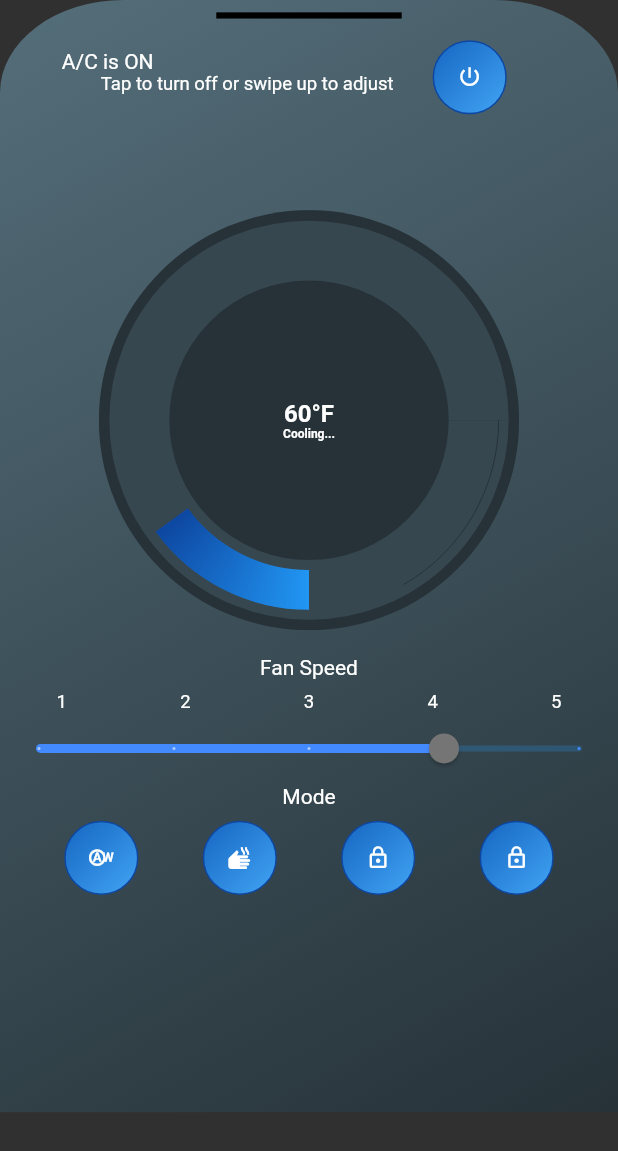
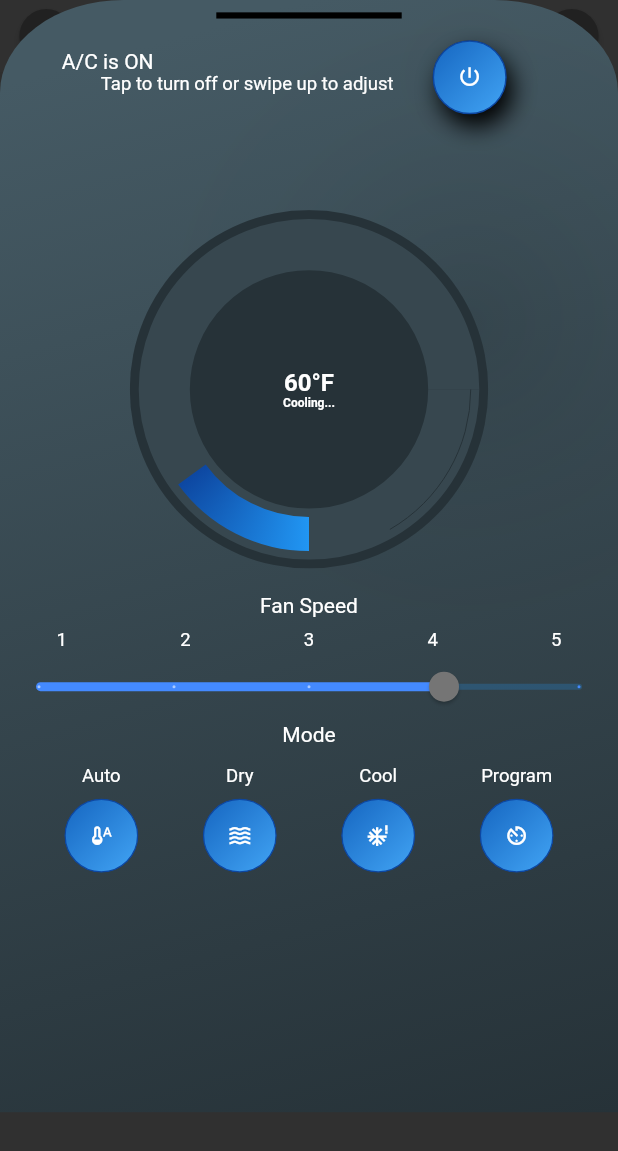
Before and after one commit to L1ght5p33D/tesla_control_flutter, a Flutter app: the screen it shows after launch, after a tap on the "lock outline" icon, on a phone screen of 412 x 824 dp. Shown: the top 1151 px of the screen. Run offline on Flutter 3.47's test engine with Material 2 defaults, Android fonts, the phone set to English and light mode, and no system bars; drawn by our look-alikes of syncfusion_flutter_gauges; missing offline and left inert: bottom_drawer; Roboto replaces fonts that are missing (Times).

Commit message:
padding and boxShadows

```diff
--- a/lib/controlPage.dart
+++ b/lib/controlPage.dart
@@ -2,6 +2,7 @@ import 'package:flutter/material.dart';
 import 'package:bottom_drawer/bottom_drawer.dart';
 import 'package:flutter/rendering.dart';
 import 'package:syncfusion_flutter_gauges/gauges.dart';
+import 'package:tesla_control_ui/control_buttons.dart';
 
 String battery_percent_text = "88%";
 String range_text = "278km";
@@ -76,9 +77,9 @@ class _ControlPageState extends State<ControlPage> {
       height: _bodyHeight,
       decoration: BoxDecoration(
       gradient:  LinearGradient(
-        begin: Alignment.topLeft,
+        begin: Alignment.topCenter,
         end: Alignment.bottomRight,
-        colors: [Colors.blueGrey[600]!, Colors.blueGrey[900]! ],
+        colors: [Colors.blueGrey[700]!, Colors.blueGrey[900]! ],
       )),
       child: SingleChildScrollView(
         child: Column(
@@ -120,6 +121,10 @@ class _ControlPageState extends State<ControlPage> {
                             Padding(
                                 padding:EdgeInsets.only(bottom:ss.width*.08),
                                 child:
+                                    Material(
+                                      borderRadius:BorderRadius.circular(ss.width * .06) ,
+                                        elevation: ss.width*.2,
+                                        child:
                                 Container(
                                   width: ss.width * .12,
                                   height: ss.width * .12,
@@ -128,6 +133,12 @@ class _ControlPageState extends State<ControlPage> {
                                         width: 1.0,
                                         color: Colors.blue[900]!),
                                     borderRadius: BorderRadius.circular(ss.width * .06),
+                                    boxShadow: [
+                                      BoxShadow(
+                                          color: Colors.black, //New
+                                          blurRadius: ss.width*.03,
+                                          offset: Offset(ss.width*.01, ss.width*.02))
+                                    ],
                                     gradient:  LinearGradient(
                                       begin: Alignment.topLeft,
                                       end: Alignment.bottomRight,
@@ -143,7 +154,7 @@ class _ControlPageState extends State<ControlPage> {
 
                                     },
                                   ),
-                                )),
+                                ))),
                             Container(width: ss.width * .1,),
                           ]))]))
         ),
@@ -154,8 +165,8 @@ class _ControlPageState extends State<ControlPage> {
                     BorderRadius.circular(
                         ss.width * .34),child:
                 Container(
-                  width:ss.width * .68,
-                  height:ss.width * .68,
+                  width:ss.width * .58,
+                  height:ss.width * .58,
                   child: SfRadialGauge(
                       backgroundColor: Colors.blueGrey[900]!,
                       axes: <RadialAxis>[
@@ -236,8 +247,8 @@ class _ControlPageState extends State<ControlPage> {
                       ]),
                 )),
                 Container(
-                    width:ss.width * .68,
-                    height:ss.width * .68,
+                    width:ss.width * .58,
+                    height:ss.width * .58,
                     child: Center(child: Column(
                         mainAxisSize: MainAxisSize.min,
                         children:[Text(
@@ -315,113 +326,34 @@ class _ControlPageState extends State<ControlPage> {
               Row(
                 mainAxisAlignment: MainAxisAlignment.center,
                 children: [Text("Mode")],),
-              Container(height: ss.width*.02,),
-              Row(
-                mainAxisAlignment: MainAxisAlignment.spaceEvenly,
+              Container(height: ss.width*.03,),
+              Row(mainAxisAlignment: MainAxisAlignment.spaceEvenly,
                 children: [
-                  Container(
-                    width: ss.width * .12,
-                    height: ss.width * .12,
-                    decoration: BoxDecoration(
-                      border: Border.all(
-                          width: 1.0,
-                          color: Colors.blue[900]!),
-                      borderRadius: BorderRadius.circular(ss.width * .06),
-                      gradient:  LinearGradient(
-                        begin: Alignment.topLeft,
-                        end: Alignment.bottomRight,
-                        colors: [Colors.blue[800]!, Colors.blue[400]! ],
-                      ),
-                    ),
-                    child: TextButton(
-                      child: Icon(Icons.wb_auto_outlined,
-                        color: Colors.white,
-                        size: ss.width * .04,
-                      ),
-                      onPressed: () {
-
-                      },
-                    ),
-                  ),
-                  Container(
-                    width: ss.width * .12,
-                    height: ss.width * .12,
-                    decoration: BoxDecoration(
-                      border: Border.all(
-                          width: 1.0,
-                          color: Colors.blue[900]!),
-                      borderRadius: BorderRadius.circular(ss.width * .06),
-                      gradient:  LinearGradient(
-                        begin: Alignment.topLeft,
-                        end: Alignment.bottomRight,
-                        colors: [Colors.blue[800]!, Colors.blue[400]! ],
-                      ),
-                    ),
-                    child: TextButton(
-                      child: Icon(Icons.dry,
-                        color: Colors.white,
-                        size: ss.width * .04,
-                      ),
-                      onPressed: () {
-
-                      },
-                    ),
-                  ),
-
-                  Container(
-                    width: ss.width * .12,
-                    height: ss.width * .12,
-                    decoration: BoxDecoration(
-                      border: Border.all(
-                          width: 1.0,
-                          color: Colors.blue[900]!),
-                      borderRadius: BorderRadius.circular(ss.width * .06),
-                      gradient:  LinearGradient(
-                        begin: Alignment.topLeft,
-                        end: Alignment.bottomRight,
-                        colors: [Colors.blue[800]!, Colors.blue[400]! ],
-                      ),
-                    ),
-                    child: TextButton(
-                      child: Icon(Icons.lock_outline,
-                        color: Colors.white,
-                        size: ss.width * .04,
-                      ),
-                      onPressed: () {
-
-                      },
-                    ),
-                  ),
-
-                  Container(
-                    width: ss.width * .12,
-                    height: ss.width * .12,
-                    decoration: BoxDecoration(
-                      border: Border.all(
-                          width: 1.0,
-                          color: Colors.blue[900]!),
-                      borderRadius: BorderRadius.circular(ss.width * .06),
-                      gradient:  LinearGradient(
-                        begin: Alignment.topLeft,
-                        end: Alignment.bottomRight,
-                        colors: [Colors.blue[800]!, Colors.blue[400]! ],
-                      ),
-                    ),
-                    child: TextButton(
-                      child: Icon(Icons.lock_outline,
-                        color: Colors.white,
-                        size: ss.width * .04,
-                      ),
-                      onPressed: () {
-
-                      },
-                    ),
-                  )
-
-                ],)
-
-
-
+                  Column(children:[
+                Container(child:Text("Auto",
+                style: TextStyle(fontSize:ss.width*.03),)),
+                    Container(height: ss.width*.02,),
+                    BlueGradIconControlButton(bicon: Icons.thermostat_auto_outlined),
+                ]),
+                  Column(children:[
+                Container(child:Text("Dry",
+                    style: TextStyle(fontSize:ss.width*.03))),
+                    Container(height: ss.width*.02,),
+                    BlueGradIconControlButton(bicon: Icons.waves_outlined),
+                ]),
+                  Column(children:[
+                    Container(child:Text("Cool",
+                    style: TextStyle(fontSize:ss.width*.03))),
+                    Container(height: ss.width*.02,),
+                    BlueGradIconControlButton(bicon: Icons.severe_cold_outlined ),
+                ]),
+                  Column(children:[
+                    Container(child:Text("Program",
+                    style: TextStyle(fontSize:ss.width*.03))),
+                    Container(height: ss.width*.02,),
+                    BlueGradIconControlButton(bicon: Icons.av_timer_outlined )
+              ],),
+              ])
             ]
         ),
       )
@@ -443,17 +375,19 @@ class _ControlPageState extends State<ControlPage> {
     _bodyHeight = ss.height * .9;
 
     return Scaffold(body:
+        SafeArea(child:
     Container(
         height: ss.height,
         child:
         Stack(children: [
           Column(children: [
-            Container(height: ss.width * .05,),
             Row(children: [
               Container(width: ss.width * .15,
                   child:
                   RawMaterialButton(
-                    onPressed: () {},
+                    onPressed: () {
+                      Navigator.pop(context);
+                    },
                     splashColor: Colors.tealAccent,
                     elevation: 2.0,
                     fillColor: Colors.grey[900],
@@ -505,11 +439,12 @@ class _ControlPageState extends State<ControlPage> {
                       child: Column(children: [
                         Row(children: [Icon(Icons.battery_charging_full_sharp,
                           size: ss.width * .02,),
-                          Text("Battery",
+                          Text(" Battery",
                           style:TextStyle(fontSize: ss.width * .03)
                           )
                         ]),
-                        Text(battery_percent_text)
+                        Text(battery_percent_text,
+                            style:TextStyle(fontSize: ss.width * .035))
                       ],)
                   ),
                     Container(width: ss.width * .3,
@@ -517,10 +452,11 @@ class _ControlPageState extends State<ControlPage> {
                         child: Column(children: [
                           Row(children: [Icon(Icons.my_location_sharp,
                             size: ss.width * .02,),
-                            Text("Range",
+                            Text(" Range",
                                 style:TextStyle(fontSize: ss.width * .03))
                           ]),
-                          Text(range_text)
+                          Text(range_text,
+                              style:TextStyle(fontSize: ss.width * .035))
                         ],)
 
                     ),
@@ -530,15 +466,18 @@ class _ControlPageState extends State<ControlPage> {
                           Row(children: [Icon(Icons.person_pin_circle_rounded,
                             size: ss.width * .02,
                           ),
-                            Text("Temperature",
+                            Text(" Temperature",
                                 style:TextStyle(fontSize: ss.width * .03))
                           ]),
-                          Text(temperature_text)
+                          Text(temperature_text,
+                              style:TextStyle(fontSize: ss.width * .035))
                         ],))
                   ],)
                 ],)
             ),
-            Row(children: [Text("Information")],),
+        Padding(padding: EdgeInsets.only(left: ss.width * .03),
+          child:
+            Row(children: [Text("Information")],)),
             Container(
                 height: ss.width * .35,
                 width: ss.width,
@@ -547,20 +486,30 @@ class _ControlPageState extends State<ControlPage> {
                 ListView(
                   scrollDirection: Axis.horizontal,
                   children: [
-                    InfoStatusLVI(toptext: "Engine", bottomtext: "Sleep mode",),
-                    InfoStatusLVI(toptext: "Climate", bottomtext: "A/C is ON",),
-                    InfoStatusLVI(toptext: "Tires", bottomtext: "Nominal",)
+                    InfoStatusLVI(toptext: "Engine", bottomtext: "Sleep mode",
+                        asset_path: "assets/images/black_poly_crop_2.png"),
+                    InfoStatusLVI(toptext: "Climate", bottomtext: "A/C is ON",
+                        asset_path: "assets/images/black_poly_crop_1.png"),
+                    InfoStatusLVI(toptext: "Tires", bottomtext: "Nominal",
+                        asset_path: "assets/images/black_poly_crop_3.png")
                   ],)),
 
+        Padding(padding: EdgeInsets.only(left: ss.width * .03),
+          child:
             Row(mainAxisAlignment: MainAxisAlignment.spaceBetween,
-              children: [Text("Navigation"), Text("history")],)
+              children: [Text("Navigation"),
+            Padding(padding: EdgeInsets.only(right: ss.width * .03),
+              child:
+                Text("history",
+                    style:TextStyle(fontSize: ss.width * .03)
+                ))],))
 
           ],),
 
           _buildBottomDrawer(context, ss),
 
         ])
-    ));
+    )));
   }
 
 
@@ -570,10 +519,11 @@ class _ControlPageState extends State<ControlPage> {
 
 
 class InfoStatusLVI extends StatelessWidget {
-  InfoStatusLVI({Key? key, this.toptext, this.bottomtext}) : super(key: key);
+  InfoStatusLVI({Key? key, this.toptext, this.bottomtext, this.asset_path}) : super(key: key);
 
   String? toptext;
   String? bottomtext;
+  String? asset_path;
 
   @override
   Widget build(BuildContext context) {
@@ -585,6 +535,10 @@ class InfoStatusLVI extends StatelessWidget {
           height: ss.width * .28,
           padding: EdgeInsets.all(ss.width*.02),
           decoration: BoxDecoration(
+            image: DecorationImage(
+              fit:BoxFit.fitHeight,
+                    image:AssetImage(asset_path!,
+            )),
             borderRadius: BorderRadius.circular(ss.width * .03),
             gradient:  LinearGradient(
               begin: Alignment.topLeft,
--- a/lib/control_buttons.dart
+++ b/lib/control_buttons.dart
@@ -0,0 +1,46 @@
+
+import 'package:flutter/material.dart';
+
+
+class BlueGradIconControlButton extends StatelessWidget {
+  BlueGradIconControlButton({Key? key, this.bicon}) : super(key: key);
+
+    IconData? bicon;
+  @override
+  Widget build(BuildContext context) {
+    var ss = MediaQuery.of(context).size;
+    return
+        ClipRRect(
+        borderRadius:
+        BorderRadius.circular(ss.width*.06),
+
+        // BorderRadius.circular(
+        // ss.width * .2),
+        child:
+        Container(
+        width: ss.width * .12,
+        height: ss.width * .12,
+        decoration: BoxDecoration(
+        border: Border.all(
+        width: 1.0,
+        color: Colors.blue[900]!),
+        borderRadius: BorderRadius.circular(ss.width * .06),
+        gradient:  LinearGradient(
+        begin: Alignment.topLeft,
+        end: Alignment.bottomRight,
+        colors: [Colors.blue[800]!, Colors.blue[400]! ],
+    ),
+    ),
+    child: TextButton(
+    child: Icon(bicon,
+    color: Colors.white,
+    size: ss.width * .04,
+    ),
+    onPressed: () {
+
+    },
+    ),
+    ));
+
+  }
+}
--- a/lib/teslaControlHome.dart
+++ b/lib/teslaControlHome.dart
@@ -16,7 +16,7 @@ class _TeslaControlHomeState extends State<TeslaControlHome> {
   Widget build(BuildContext context) {
     var ss = MediaQuery.of(context).size;
     return Scaffold(
-      body: Container(
+      body: SafeArea(child:Container(
         height: ss.height,
         decoration: BoxDecoration(
             gradient: LinearGradient(
@@ -31,7 +31,7 @@ class _TeslaControlHomeState extends State<TeslaControlHome> {
                 mainAxisAlignment: MainAxisAlignment.end,
                 children:[
                   Padding(
-                      padding: EdgeInsets.only(top:ss.width * .05, right:ss.width*.02),
+                      padding: EdgeInsets.only(top:ss.width * .01, right:ss.width*.02),
                       child:
                   Container(
                     width: ss.width * .10,
@@ -81,7 +81,11 @@ class _TeslaControlHomeState extends State<TeslaControlHome> {
             Container(height: ss.width*.05,),
             Row(
               mainAxisAlignment: MainAxisAlignment.center,
-              children: [Text("A/C is turned " + ac_on_off)],),
+              children: [Text("A/C is turned " + ac_on_off,
+                        style: TextStyle(fontSize: ss.width*.035,
+                                        fontWeight: FontWeight.w300
+                        ) ,
+              )],),
                   Container(height: ss.width*.05,),
             Row(
               mainAxisAlignment: MainAxisAlignment.center,
@@ -94,6 +98,12 @@ class _TeslaControlHomeState extends State<TeslaControlHome> {
                           width: 1.0,
                           color: Colors.blue[900]!),
                       borderRadius: BorderRadius.circular(ss.width * .06),
+                      boxShadow: [
+                        BoxShadow(
+                            color: Colors.black, //New
+                            blurRadius: ss.width*.03,
+                            offset: Offset(ss.width*.01, ss.width*.02))
+                      ],
                       gradient:  LinearGradient(
                         begin: Alignment.topLeft,
                         end: Alignment.bottomRight,
@@ -124,7 +134,7 @@ class _TeslaControlHomeState extends State<TeslaControlHome> {
 
       ]),
 
-          )
+          ))
     );
   }
 }
--- a/pubspec.yaml
+++ b/pubspec.yaml
@@ -74,6 +74,9 @@ flutter:
   assets:
     - assets/images/tesla_45_graphic.png
     - assets/images/tesla_90_graphic.png
+    - assets/images/black_poly_crop_1.png
+    - assets/images/black_poly_crop_2.png
+    - assets/images/black_poly_crop_3.png
   # An image asset can refer to one or more resolution-specific "variants", see
   # https://flutter.dev/assets-and-images/#resolution-aware
 
```
